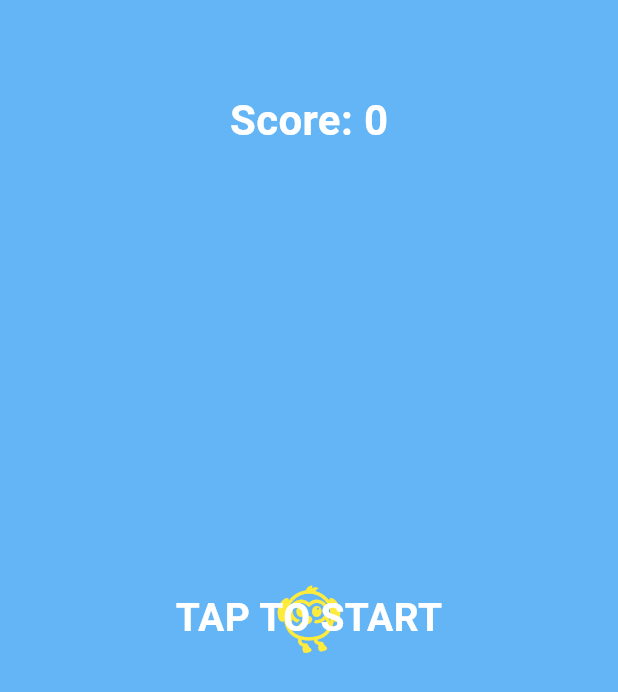
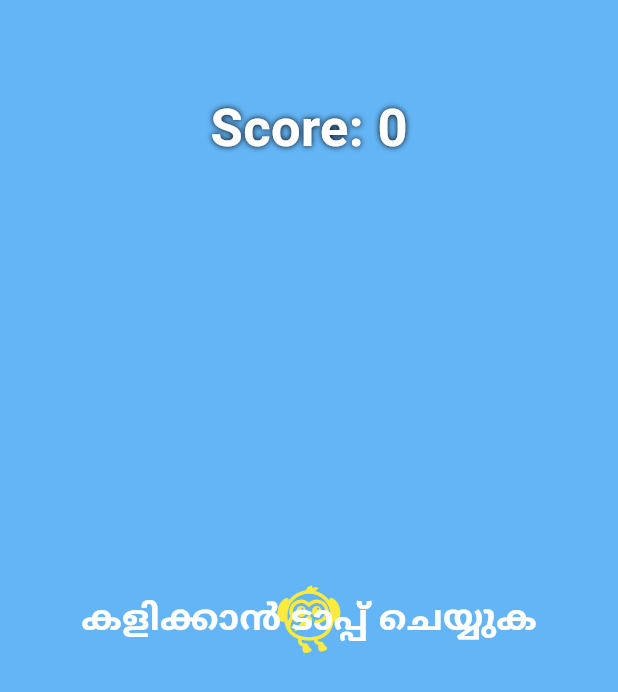
Before and after one commit to dsdjamia-coder/sanjid-app-flutter-model-, a Flutter app: the FlappyGame screen opened directly, on a phone screen of 412 x 824 dp. Shown: the top 692 px of the screen. Run offline on Flutter 3.47's test engine with Material 3 defaults, Android fonts, the phone set to English and light mode, and no system bars; statements that could not run were skipped.

Commit message:
Update home_screen.dart

```diff
--- a/lib/screens/home_screen.dart
+++ b/lib/screens/home_screen.dart
@@ -10,9 +10,11 @@ class FlappyApp extends StatelessWidget {
 
   @override
   Widget build(BuildContext context) {
-    return const MaterialApp(
+    // MaterialApp-ൽ നിന്ന് const ഒഴിവാക്കി, home-ൽ ഉള്ള വിഡ്ജറ്റിന് const നൽകി.
+    return MaterialApp(
       debugShowCheckedModeBanner: false,
-      home: FlappyGame(),
+      title: 'ഫ്ലാപ്പി ബേർഡ്',
+      home: const FlappyGame(),
     );
   }
 }
@@ -25,6 +27,7 @@ class FlappyGame extends StatefulWidget {
 }
 
 class _FlappyGameState extends State<FlappyGame> {
+  // ഗെയിം വേരിയബിളുകൾ
   double birdY = 0;
   double birdVelocity = 0;
   final double gravity = 0.004;
@@ -40,6 +43,7 @@ class _FlappyGameState extends State<FlappyGame> {
 
   Timer? gameTimer;
 
+  // ഗെയിം തുടങ്ങാനുള്ള ഫംഗ്ഷൻ
   void startGame() {
     gameStarted = true;
     gameOver = false;
@@ -54,16 +58,19 @@ class _FlappyGameState extends State<FlappyGame> {
         birdVelocity += gravity;
         birdY += birdVelocity;
 
+        // പൈപ്പുകൾ ചലിപ്പിക്കുന്നു
         pipeX -= 0.02;
         if (pipeX < -1.5) {
           pipeX = 1.5;
           score++;
         }
 
+        // ഗെയിം ഓവർ കണ്ടീഷനുകൾ (മുകളിലോ താഴെയോ തട്ടിയാൽ)
         if (birdY > 1 || birdY < -1) {
           endGame();
         }
 
+        // പൈപ്പിൽ തട്ടിയാൽ
         if (pipeX.abs() < 0.15) {
           if (birdY < -pipeGap + pipeHeight ||
               birdY > pipeGap - pipeHeight) {
@@ -74,6 +81,7 @@ class _FlappyGameState extends State<FlappyGame> {
     });
   }
 
+  // ചാടാനുള്ള ഫംഗ്ഷൻ
   void jump() {
     if (!gameStarted) {
       startGame();
@@ -82,9 +90,16 @@ class _FlappyGameState extends State<FlappyGame> {
     }
   }
 
+  // ഗെയിം അവസാനിപ്പിക്കുന്നു
   void endGame() {
     gameTimer?.cancel();
     gameOver = true;
+  }
+
+  @override
+  void dispose() {
+    gameTimer?.cancel();
+    super.dispose();
   }
 
   @override
@@ -95,6 +110,7 @@ class _FlappyGameState extends State<FlappyGame> {
         backgroundColor: Colors.blue.shade300,
         body: Stack(
           children: [
+            // പക്ഷി (Flutter Dash Icon)
             Align(
               alignment: Alignment(0, birdY),
               child: const Icon(
@@ -104,24 +120,35 @@ class _FlappyGameState extends State<FlappyGame> {
               ),
             ),
 
+            // മുകളിലെ പൈപ്പ്
             Align(
-              alignment: Alignment(pipeX, -1),
+              alignment: Alignment(pipeX, -1.1),
               child: Container(
                 width: 60,
                 height: MediaQuery.of(context).size.height * pipeHeight,
+                decoration: BoxDecoration(
                   color: Colors.green,
+                  borderRadius: BorderRadius.circular(10),
+                  border: Border.all(color: Colors.black, width: 2),
+                ),
               ),
             ),
 
+            // താഴത്തെ പൈപ്പ്
             Align(
-              alignment: Alignment(pipeX, 1),
+              alignment: Alignment(pipeX, 1.1),
               child: Container(
                 width: 60,
                 height: MediaQuery.of(context).size.height * pipeHeight,
+                decoration: BoxDecoration(
                   color: Colors.green,
+                  borderRadius: BorderRadius.circular(10),
+                  border: Border.all(color: Colors.black, width: 2),
+                ),
               ),
             ),
 
+            // സ്കോർ ബോർഡ്
             Positioned(
               top: 60,
               left: 0,
@@ -130,18 +157,20 @@ class _FlappyGameState extends State<FlappyGame> {
                 child: Text(
                   'Score: $score',
                   style: const TextStyle(
-                    fontSize: 28,
+                    fontSize: 35,
                     color: Colors.white,
                     fontWeight: FontWeight.bold,
+                    shadows: [Shadow(blurRadius: 5, color: Colors.black)],
                   ),
                 ),
               ),
             ),
 
+            // ഗെയിം തുടങ്ങാൻ ആവശ്യപ്പെടുന്ന മെസ്സേജ്
             if (!gameStarted)
               const Center(
                 child: Text(
-                  'TAP TO START',
+                  'കളിക്കാൻ ടാപ്പ് ചെയ്യുക',
                   style: TextStyle(
                     fontSize: 26,
                     color: Colors.white,
@@ -150,25 +179,42 @@ class _FlappyGameState extends State<FlappyGame> {
                 ),
               ),
 
+            // ഗെയിം ഓവർ സ്ക്രീൻ
             if (gameOver)
               Center(
+                child: Container(
+                  padding: const EdgeInsets.all(20),
+                  decoration: BoxDecoration(
+                    color: Colors.white.withOpacity(0.8),
+                    borderRadius: BorderRadius.circular(20),
+                  ),
                   child: Column(
                     mainAxisSize: MainAxisSize.min,
                     children: [
                       const Text(
-                      'GAME OVER',
+                        'കളി കഴിഞ്ഞു!',
                         style: TextStyle(
                           fontSize: 32,
                           color: Colors.red,
                           fontWeight: FontWeight.bold,
                         ),
                       ),
+                      const SizedBox(height: 10),
+                      Text(
+                        'നിങ്ങളുടെ സ്കോർ: $score',
+                        style: const TextStyle(fontSize: 20),
+                      ),
                       const SizedBox(height: 20),
                       ElevatedButton(
                         onPressed: startGame,
-                      child: const Text('RESTART'),
+                        style: ElevatedButton.styleFrom(
+                          backgroundColor: Colors.green,
+                          foregroundColor: Colors.white,
+                        ),
+                        child: const Text('വീണ്ടും കളിക്കുക'),
                       ),
                     ],
+                  ),
                 ),
               ),
           ],
```
Lines whose indentation alone changed are shown as unchanged.
